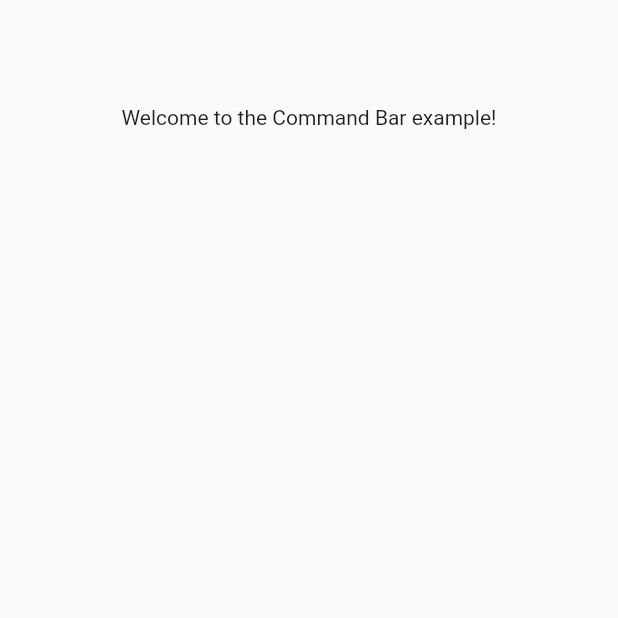
After one commit to TNorbury/command_palette, a Flutter app: the screen it shows after launch, on a phone screen of 412 x 824 dp, the part 501-1119 px from its top. The commit adds this screen. Run offline on Flutter 3.47's test engine with Material 2 defaults, Android fonts, the phone set to English and light mode, and no system bars.

Commit message:
open/close with keyboard shortcuts. single action implemented.

```diff
--- a/example/analysis_options.yaml
+++ b/example/analysis_options.yaml
@@ -7,9 +7,9 @@
 
 # The following line activates a set of recommended lints for Flutter apps,
 # packages, and plugins designed to encourage good coding practices.
-include: package:flutter_lints/flutter.yaml
+# include: package:flutter_lints/flutter.yaml
 
-linter:
+# linter:
   # The lint rules applied to this project can be customized in the
   # section below to disable rules from the `package:flutter_lints/flutter.yaml`
   # included above or to enable additional rules. A list of all available lints
@@ -21,7 +21,7 @@ linter:
   # or a specific dart file by using the `// ignore: name_of_lint` and
   # `// ignore_for_file: name_of_lint` syntax on the line or in the file
   # producing the lint.
-  rules:
+  # rules:
     # avoid_print: false  # Uncomment to disable the `avoid_print` rule
     # prefer_single_quotes: true  # Uncomment to enable the `prefer_single_quotes` rule
 
--- a/example/lib/main.dart
+++ b/example/lib/main.dart
@@ -1,3 +1,4 @@
+import 'package:command_bar/command_bar.dart';
 import 'package:flutter/material.dart';
 
 void main() {
@@ -10,34 +11,135 @@ class MyApp extends StatelessWidget {
   // This widget is the root of your application.
   @override
   Widget build(BuildContext context) {
-    return const MaterialApp(
-      title: 'Command Bar Example',
-      home: MyHomePage(title: 'Flutter Demo Home Page'),
-    );
+    return MyHomePage();
   }
 }
 
 class MyHomePage extends StatefulWidget {
-  const MyHomePage({Key? key, required this.title}) : super(key: key);
-
-  final String title;
+  const MyHomePage({
+    Key? key,
+  }) : super(key: key);
 
   @override
   State<MyHomePage> createState() => _MyHomePageState();
 }
 
 class _MyHomePageState extends State<MyHomePage> {
+  ThemeMode themeMode = ThemeMode.light;
   @override
   Widget build(BuildContext context) {
-    return Scaffold(
+    return MaterialApp(
+      darkTheme: ThemeData.dark(),
+      theme: ThemeData.light(),
+      themeMode: themeMode,
+      home: Builder(
+        builder: (context) {
+          return CommandBar(
+            actions: [
+              CommandBarAction(
+                label: "Close Command Bar",
+                actionType: CommandBarActionType.single,
+                onSelect: () {
+                  Navigator.of(context).pop();
+                },
+              ),
+              CommandBarAction(
+                label: "Light",
+                actionType: CommandBarActionType.single,
+                onSelect: () {
+                  setState(() {
+                    themeMode = ThemeMode.light;
+                  });
+                },
+              ),
+              CommandBarAction(
+                label: "Dark",
+                actionType: CommandBarActionType.single,
+                onSelect: () {
+                  setState(() {
+                    themeMode = ThemeMode.dark;
+                  });
+                },
+              ),
+              CommandBarAction(
+                label: "Change Theme",
+                actionType: CommandBarActionType.nested,
+                childrenActions: [
+                  CommandBarAction(
+                    label: "Light",
+                    actionType: CommandBarActionType.single,
+                    onSelect: () {
+                      setState(() {
+                        themeMode = ThemeMode.light;
+                      });
+                    },
+                  ),
+                  CommandBarAction(
+                    label: "Dark",
+                    actionType: CommandBarActionType.single,
+                    onSelect: () {
+                      setState(() {
+                        themeMode = ThemeMode.dark;
+                      });
+                    },
+                  ),
+                ],
+              ),
+            ],
+            child: Scaffold(
               body: Center(
                 child: Column(
                   mainAxisAlignment: MainAxisAlignment.center,
                   children: const <Widget>[
-            Text("Welcome to the Command Bar example"),
+                    Text("Welcome to the Command Bar example!"),
                   ],
                 ),
               ),
+            ),
           );
+        },
+      ),
+    );
+
+    // return CommandBar(
+    //   actions: [
+    //     CommandBarAction(
+    //         label: "Close Command Bar",
+    //         actionType: CommandBarActionType.single,
+    //         onSelect: () {
+    //           Navigator.of(context).pop();
+    //         }),
+    //     CommandBarAction(
+    //       label: "Change Theme",
+    //       actionType: CommandBarActionType.nested,
+    //       childrenActions: [
+    //         CommandBarAction(
+    //           label: "Light",
+    //           actionType: CommandBarActionType.single,
+    //           onSelect: () {
+    //             // TODO: make light
+    //           },
+    //         ),
+    //         CommandBarAction(
+    //           label: "Dark",
+    //           actionType: CommandBarActionType.single,
+    //           onSelect: () {
+    //             // TODO: make dark
+    //           },
+    //         ),
+    //       ],
+    //     ),
+    //   ],
+    //   child: Scaffold(
+    //     body: Center(
+    //       child: Column(
+    //         mainAxisAlignment: MainAxisAlignment.center,
+    //         children: const <Widget>[
+    //           Text("Welcome to the Command Bar example!"),
+    //         ],
+    //       ),
+    //     ),
+    //   ),
+    // );
   }
 }
--- a/lib/command_bar.dart
+++ b/lib/command_bar.dart
@@ -1,7 +1,4 @@
 library command_bar;
 
-/// A Calculator.
-class Calculator {
-  /// Returns [value] plus 1.
-  int addOne(int value) => value + 1;
-}
+export 'src/command_bar.dart';
+export 'src/models/command_bar_action.dart';
--- /dev/null
+++ b/lib/src/command_bar.dart
@@ -0,0 +1,93 @@
+import 'package:command_bar/src/command_bar_modal.dart';
+import 'package:command_bar/src/models/command_bar_action.dart';
+import 'package:flutter/material.dart';
+import 'package:flutter/services.dart';
+
+/// Command bar is a widget that is summoned by a keyboard shortcut, or by
+/// programmatic means.
+///
+/// The command bar displays a list of actions and the user can type text into
+/// the search bar to filter those actions.
+class CommandBar extends StatefulWidget {
+  /// Child which is wrapped by the command bar
+  final Widget child;
+
+  /// Text that's displayed in the command bar when nothing has been entered
+  final String hintText;
+
+  /// List of all the actions that are supported by this command bar
+  final List<CommandBarAction> actions;
+
+  const CommandBar({
+    required this.child,
+    required this.actions,
+    this.hintText = "Begin typing to search for something",
+    Key? key,
+  }) : super(key: key);
+
+  @override
+  State<CommandBar> createState() => _CommandBarState();
+}
+
+class _CommandBarState extends State<CommandBar> {
+  bool _commandBarOpen = false;
+
+  @override
+  Widget build(BuildContext context) {
+    return Focus(
+      autofocus: true,
+      onKey: (node, event) {
+        // debugPrint("here");
+        KeyEventResult result = KeyEventResult.ignored;
+
+        // if ctrl-c is pressed, and the command bar isn't open, open it
+        if (LogicalKeySet(LogicalKeyboardKey.control, LogicalKeyboardKey.keyK)
+                .accepts(event, RawKeyboard.instance) &&
+            !_commandBarOpen) {
+          _openCommandBar();
+
+          result = KeyEventResult.handled;
+        }
+
+        // if esc is pressed, and the command bar isn't open, close it
+        else if (LogicalKeySet(LogicalKeyboardKey.escape)
+                .accepts(event, RawKeyboard.instance) &&
+            _commandBarOpen) {
+          _closeCommandBar();
+          result = KeyEventResult.handled;
+        }
+
+        return result;
+      },
+      child: widget.child,
+    );
+  }
+
+  /// Closes the command bar
+  void _closeCommandBar() {
+    setState(() {
+      _commandBarOpen = false;
+    });
+    Navigator.of(context).pop();
+  }
+
+  /// Opens the command bar
+  void _openCommandBar() {
+    setState(() {
+      _commandBarOpen = true;
+    });
+
+    Navigator.of(context)
+        .push(
+          CommandBarModal(
+            hintText: widget.hintText,
+            actions: widget.actions,
+          ),
+        )
+        .then(
+          (value) => setState(() {
+            _commandBarOpen = false;
+          }),
+        );
+  }
+}
--- /dev/null
+++ b/lib/src/command_bar_modal.dart
@@ -0,0 +1,71 @@
+import 'package:flutter/material.dart';
+
+import 'command_bar_options.dart';
+import 'command_bar_text_field.dart';
+import 'models/command_bar_action.dart';
+
+/// Modal route which houses the command bar.
+///
+/// When the bar is opened this modal is what appears.
+class CommandBarModal extends ModalRoute<void> {
+  /// See [CommandBar.hintText]
+  final String hintText;
+
+  /// See [CommandBar.actions]
+  final List<CommandBarAction> actions;
+
+  CommandBarModal({
+    required this.hintText,
+    required this.actions,
+  });
+
+  @override
+  Color? get barrierColor => Colors.black12;
+
+  @override
+  bool get barrierDismissible => true;
+
+  @override
+  String? get barrierLabel =>
+      "Command Bar barrier. Clicking on the barrier will dismiss the command bar";
+
+  @override
+  bool get maintainState => false;
+
+  @override
+  bool get opaque => false;
+
+  @override
+  Duration get transitionDuration => const Duration(milliseconds: 150);
+
+  @override
+  Widget buildPage(BuildContext context, Animation<double> animation,
+      Animation<double> secondaryAnimation) {
+    return FadeTransition(
+      opacity: CurvedAnimation(curve: Curves.linear, parent: animation),
+      child: LayoutBuilder(
+        builder: (BuildContext context, BoxConstraints constraints) {
+          return Container(
+            height: constraints.maxHeight,
+            padding: EdgeInsets.symmetric(
+              vertical: constraints.maxHeight * (1 / 8),
+              horizontal: constraints.maxWidth * (1 / 8),
+            ),
+            child: Column(
+              children: [
+                CommandBarTextField(
+                  hintText: hintText,
+                ),
+                Flexible(
+                  child: CommandBarOptions(
+                    actions: actions,
+                  ),
+                )
+              ],
+            ),
+          );
+        },
+      ),
+    );
+  }
+}
--- /dev/null
+++ b/lib/src/models/command_bar_action.dart
@@ -0,0 +1,44 @@
+import 'package:flutter/material.dart';
+
+/// The different type of command bar
+enum CommandBarActionType {
+  /// A single action will call a callback when it is selected.
+  single,
+
+  /// Upon being selected a nested action will change the state of the command
+  /// bar so that it only shows its children
+  nested
+}
+
+/// Action that is presented in the command bar. These are the things the user
+/// will be presented with to choose from
+class CommandBarAction {
+  /// The "primary" text of the action. This will be used by the searching
+  /// algorithm to find this action.
+  final String label;
+
+  /// Optional description which'll be displayed under the [label], if the
+  /// default builder is used.
+  final String? description;
+
+  /// Specifies what type of action this is
+  final CommandBarActionType actionType;
+
+  /// Required when [actionType] set to [CommandBarActionType.single]. This
+  /// function is called when the action is selected
+  VoidCallback? onSelect;
+
+  /// Required when [actionType] set to [CommandBarActionType.nested]. These are
+  /// the actions that will be displayed when this action is selected
+  List<CommandBarAction>? childrenActions;
+
+  CommandBarAction({
+    required this.label,
+    this.description,
+    required this.actionType,
+    this.onSelect,
+    this.childrenActions,
+  }) : assert((actionType == CommandBarActionType.single && onSelect != null) ||
+            (actionType == CommandBarActionType.nested &&
+                (childrenActions?.isNotEmpty ?? false)));
+}
```
Also changed, not shown: example/pubspec.yaml (+10 -77 lines), lib/src/command_bar_options.dart (added, +51 -0 lines), lib/src/command_bar_text_field.dart (added, +44 -0 lines), example/pubspec.lock, 2 other files. Lines whose indentation alone changed are shown as unchanged.
